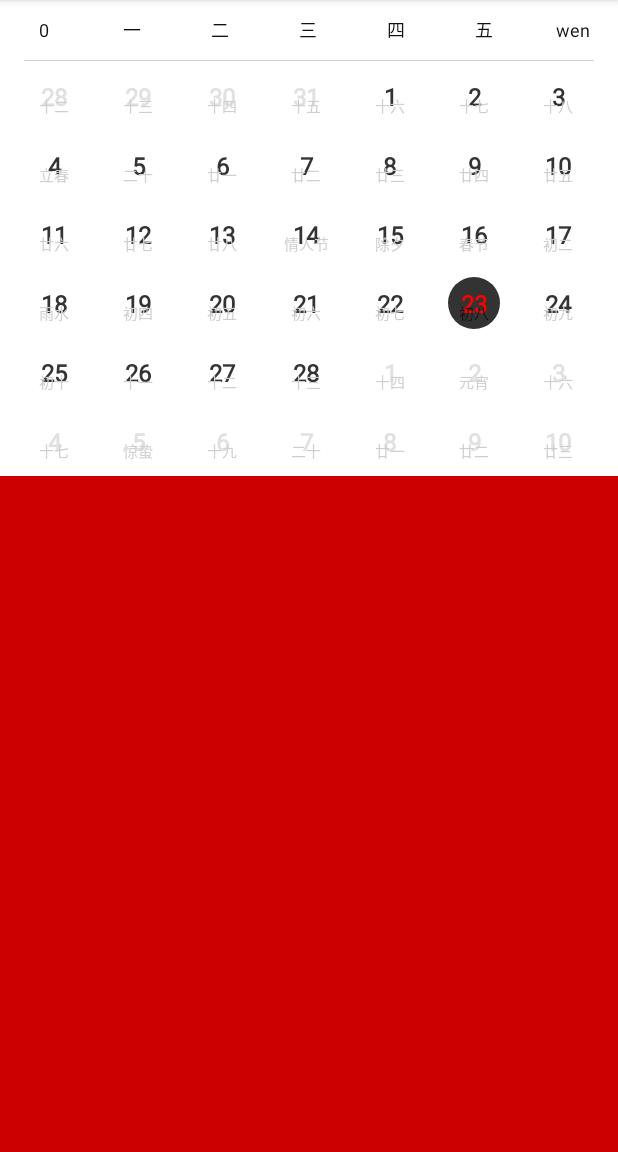
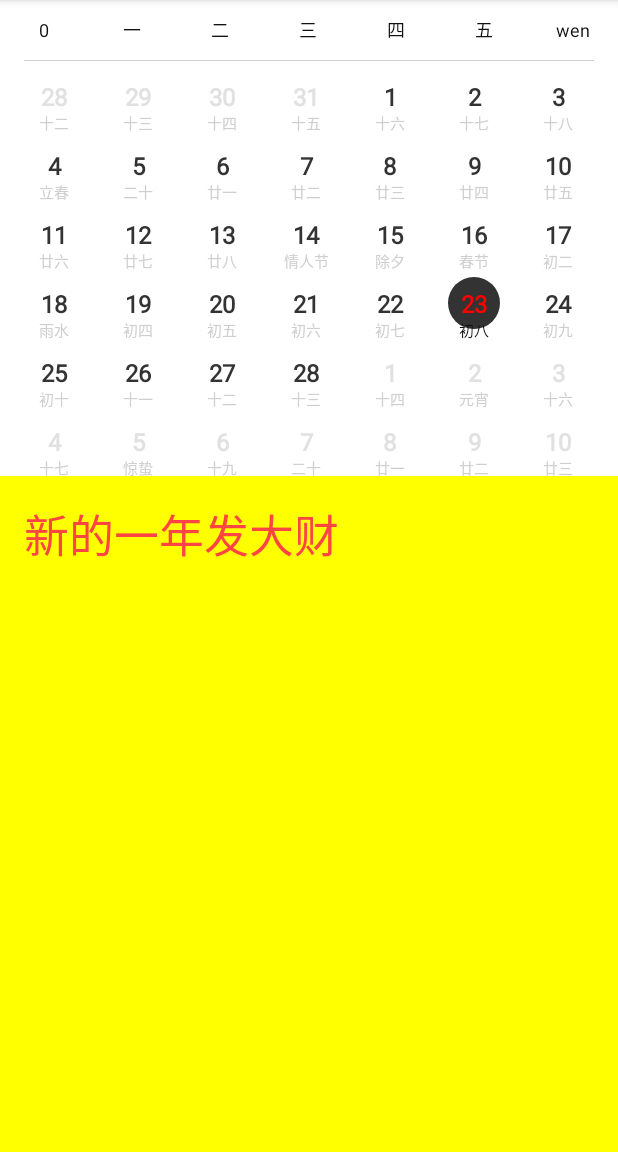
Before and after one commit to yaowen369/Calendar, an Android app: the screen it shows after launch (MainActivity), on a phone screen of 412 x 824 dp, the part 84-1236 px from its top. Run offline under Robolectric (Android 15) with nearby library versions, the phone set to English and light mode, and no system bars.

```diff
--- a/calendarLib/src/main/java/com/yaoxiaowen/calendar/SimpleCalendarCardView.java
+++ b/calendarLib/src/main/java/com/yaoxiaowen/calendar/SimpleCalendarCardView.java
@@ -76,7 +76,7 @@ public class SimpleCalendarCardView extends BaseCalendarCardView {
 
         // YaoWen(43194) modify  at 2018/1/3 21:16
         //绘制农历，后来新添加
-        canvas.drawText(calendar.getLunar(), cx, mTextBaseLine + y + mItemHeight / 10, mCurMonthLunarTextPaint);
+        canvas.drawText(calendar.getLunar(), cx, mTextBaseLine + y + mItemHeight / 5 + 10, mCurMonthLunarTextPaint);
 
         LogUtils.i(TAG, sb.toString());
     }//end of "onDrawText(...)"
--- a/sample/src/main/res/layout/activity_main.xml
+++ b/sample/src/main/res/layout/activity_main.xml
@@ -13,17 +13,15 @@
         android:layout_height="match_parent"
         android:background="#fff"
         android:orientation="vertical"
-        app:calendar_content_view_id="@+id/linearView"
-        >
+        app:calendar_content_view_id="@+id/linearView">
 
         <com.yaoxiaowen.calendar.CalendarView
             android:id="@+id/myCalendarView"
             android:layout_width="match_parent"
             android:layout_height="wrap_content"
             app:calendar_height="46dp"
+            app:current_month_lunar_text_color="#CFCFCF"
             app:current_month_text_color="#333333"
-            app:current_month_lunar_text_color="#CFCFCF"
-            app:week_view="com.yaoxiaowen.calendar.SimpleWeekView"
             app:min_year="2004"
             app:other_month_text_color="#e1e1e1"
             app:scheme_text="假"
@@ -33,14 +31,14 @@
             app:selected_theme_color="#333"
             app:week_background="#fff"
             app:week_text_color="#111"
-            />
+            app:week_view="com.yaoxiaowen.calendar.SimpleWeekView" />
 
 
         <LinearLayout
             android:id="@+id/linearView"
             android:layout_width="match_parent"
-            android:layout_height="match_parent"
-            android:background="@android:color/holo_red_dark"
+            android:layout_height="0dp"
+            android:layout_weight="1"
             android:clickable="true"
             android:orientation="vertical"
             android:paddingBottom="16dp"
@@ -48,7 +46,17 @@
             android:paddingRight="16dp"
             android:paddingTop="16dp"
             tools:ignore="KeyboardInaccessibleWidget"
-            />
+            android:background="#FFFF00"
+            >
+
+            <TextView
+                android:layout_width="match_parent"
+                android:layout_height="match_parent"
+                android:gravity="top"
+                android:textSize="30dp"
+                android:textColor="@android:color/holo_red_light"
+                android:text="新的一年发大财" />
+        </LinearLayout>
 
     </com.yaoxiaowen.calendar.CalendarLayout>
 
```
Also changed, not shown: 3 other files.
